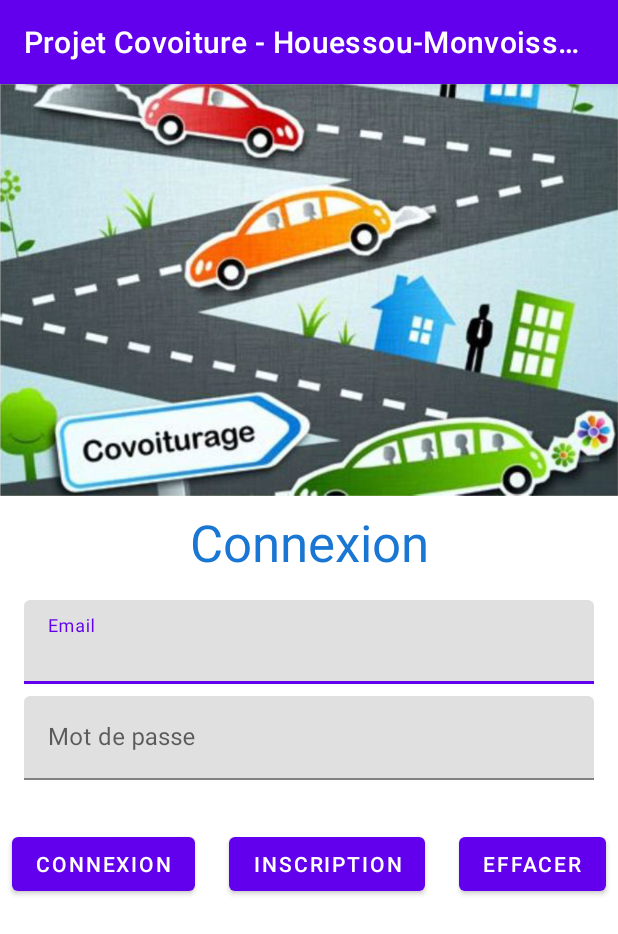
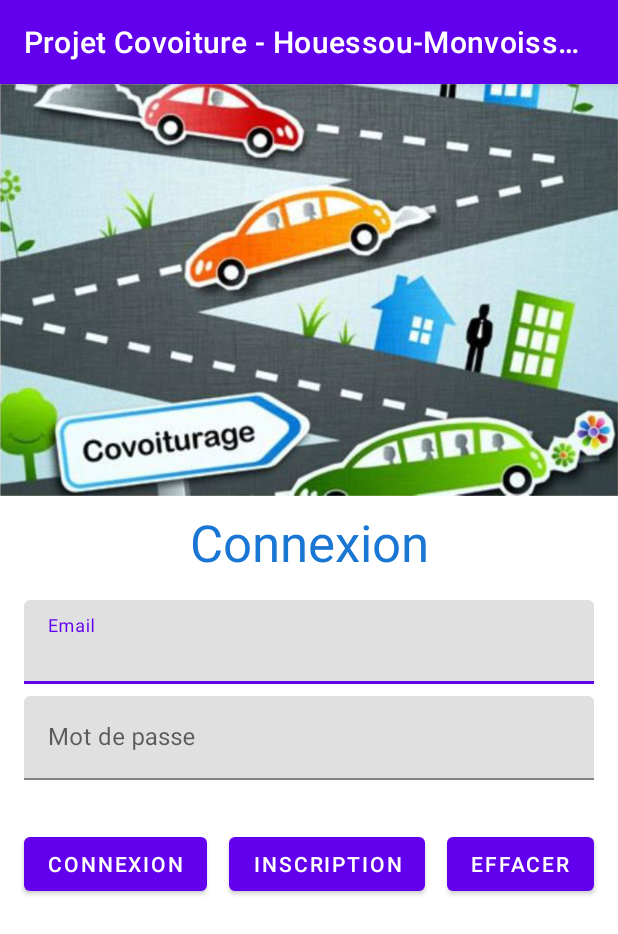
Before and after one commit to KoffiDMonky/AndroidCoivoiturage, an Android app: the Login screen opened directly, with no data from a screen before it, on a phone screen of 412 x 824 dp. Shown: the top 934 px of the screen. Run offline under Robolectric (Android 15) with nearby library versions, the phone set to English and light mode, and no system bars.

Commit message:
add login page

```diff
--- a/app/src/main/java/agenor/houessou/projetcovoiture_houessou_monvoisin/Login.java
+++ b/app/src/main/java/agenor/houessou/projetcovoiture_houessou_monvoisin/Login.java
@@ -11,4 +11,15 @@ public class Login extends AppCompatActivity {
     super.onCreate(savedInstanceState);
     setContentView(R.layout.activity_login);
   }
+/*
+  TextInputEditText username = (TextInputEditText)findViewById(R.id.TextInputEditText);
+  TextInputEditText password = (TextInputEditText)findViewById(R.id.TextInputEditText);
+
+  public void login(View view){
+    if(username.getText().toString().equals("admin") && password.getText().toString().equals("admin")){
+
+      //correcct password
+    }else{
+      //wrong password
+    }*/
 }
--- a/app/src/main/res/layout/activity_login.xml
+++ b/app/src/main/res/layout/activity_login.xml
@@ -29,7 +29,7 @@
         app:layout_constraintStart_toStartOf="parent"
         app:layout_constraintTop_toBottomOf="@+id/loginConnexion">
 
-        <com.google.android.material.textfield.TextInputEditText
+        <EditText
             android:id="@+id/loginEmail"
             android:layout_width="match_parent"
             android:layout_height="wrap_content"
@@ -69,7 +69,7 @@
         android:id="@+id/connexion"
         android:layout_width="wrap_content"
         android:layout_height="wrap_content"
-        android:layout_marginStart="8dp"
+        android:layout_marginStart="16dp"
         android:layout_marginTop="32dp"
         android:text="Connexion"
         app:layout_constraintStart_toStartOf="parent"
@@ -80,7 +80,7 @@
         android:layout_width="wrap_content"
         android:layout_height="wrap_content"
         android:layout_marginTop="32dp"
-        android:layout_marginEnd="8dp"
+        android:layout_marginEnd="16dp"
         android:text="Effacer"
         app:layout_constraintEnd_toEndOf="parent"
         app:layout_constraintTop_toBottomOf="@+id/loginPassLayout" />
```
